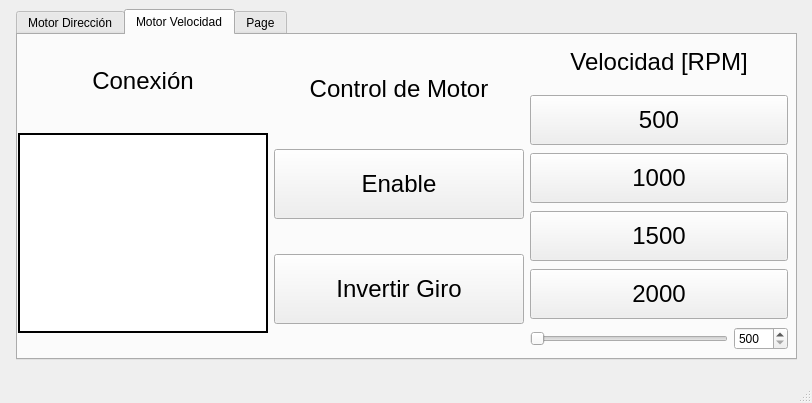
Qt form mainwindow.ui (WenceslaoFB/QT_CAN_MOTOR) before a commit.
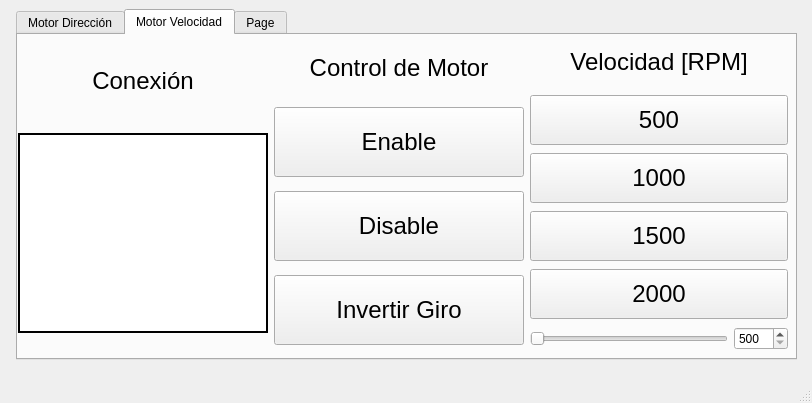
The same form after that commit. The open tabs and pages were chosen to show the change.

Diff of the .ui file:
```diff
--- a/mainwindow.ui
+++ b/mainwindow.ui
@@ -301,7 +301,7 @@
         </layout>
        </item>
        <item>
-        <layout class="QVBoxLayout" name="verticalLayout_5" stretch="0,0,0">
+        <layout class="QVBoxLayout" name="verticalLayout_5" stretch="0,0,0,0">
          <item>
           <widget class="QLabel" name="label_5">
            <property name="minimumSize">
@@ -339,6 +339,24 @@
            </property>
           </widget>
          </item>
+         <item>
+          <widget class="QPushButton" name="DIS_VEL">
+           <property name="maximumSize">
+            <size>
+             <width>16777215</width>
+             <height>70</height>
+            </size>
+           </property>
+           <property name="font">
+            <font>
+             <pointsize>18</pointsize>
+            </font>
+           </property>
+           <property name="text">
+            <string>Disable</string>
+           </property>
+          </widget>
+         </item>
          <item>
           <widget class="QPushButton" name="pushButton_5">
            <property name="maximumSize">
```
Left out of the diff: 28 changed lines with no effect on the pictures.
